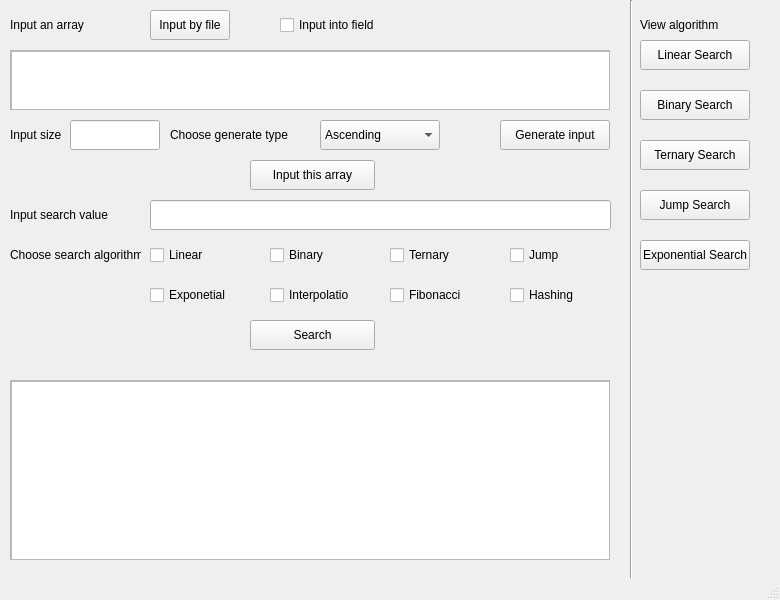
Before: the Qt Designer form mainWindow.ui in trietp1253201581/SearchAppQt, drawn with Qt 5.
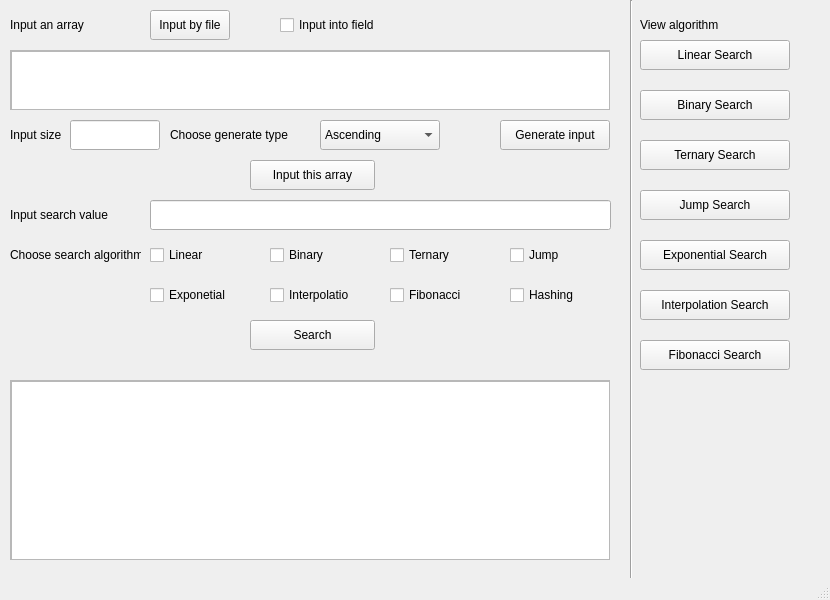
After: the same form once the commit is applied.

What changed in the file:
```diff
--- a/mainWindow.ui
+++ b/mainWindow.ui
@@ -6,7 +6,7 @@
    <rect>
     <x>0</x>
     <y>0</y>
-    <width>780</width>
+    <width>830</width>
     <height>600</height>
    </rect>
   </property>
@@ -364,7 +364,7 @@
      <rect>
       <x>640</x>
       <y>40</y>
-      <width>110</width>
+      <width>150</width>
       <height>30</height>
      </rect>
     </property>
@@ -377,7 +377,7 @@
      <rect>
       <x>640</x>
       <y>90</y>
-      <width>110</width>
+      <width>150</width>
       <height>30</height>
      </rect>
     </property>
@@ -390,7 +390,7 @@
      <rect>
       <x>640</x>
       <y>140</y>
-      <width>110</width>
+      <width>150</width>
       <height>30</height>
      </rect>
     </property>
@@ -403,7 +403,7 @@
      <rect>
       <x>640</x>
       <y>190</y>
-      <width>110</width>
+      <width>150</width>
       <height>30</height>
      </rect>
     </property>
@@ -429,7 +429,7 @@
      <rect>
       <x>640</x>
       <y>240</y>
-      <width>110</width>
+      <width>150</width>
       <height>30</height>
      </rect>
     </property>
@@ -450,6 +450,32 @@
      <string>Input into field</string>
     </property>
    </widget>
+   <widget class="QPushButton" name="viewInterpolationSearchBtn">
+    <property name="geometry">
+     <rect>
+      <x>640</x>
+      <y>290</y>
+      <width>150</width>
+      <height>30</height>
+     </rect>
+    </property>
+    <property name="text">
+     <string>Interpolation Search</string>
+    </property>
+   </widget>
+   <widget class="QPushButton" name="viewFibonacciSearchBtn">
+    <property name="geometry">
+     <rect>
+      <x>640</x>
+      <y>340</y>
+      <width>150</width>
+      <height>30</height>
+     </rect>
+    </property>
+    <property name="text">
+     <string>Fibonacci Search</string>
+    </property>
+   </widget>
   </widget>
   <widget class="QMenuBar" name="menubar">
    <property name="geometry">
```
Left out of the diff: 2 changed lines with no effect on the pictures.
